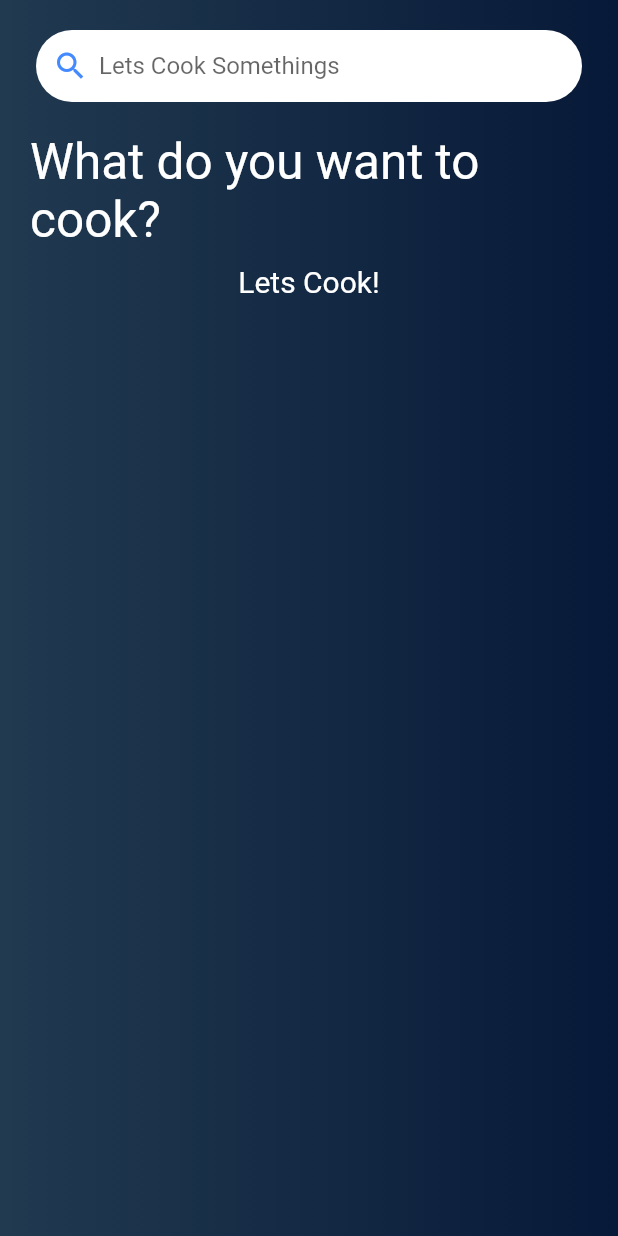
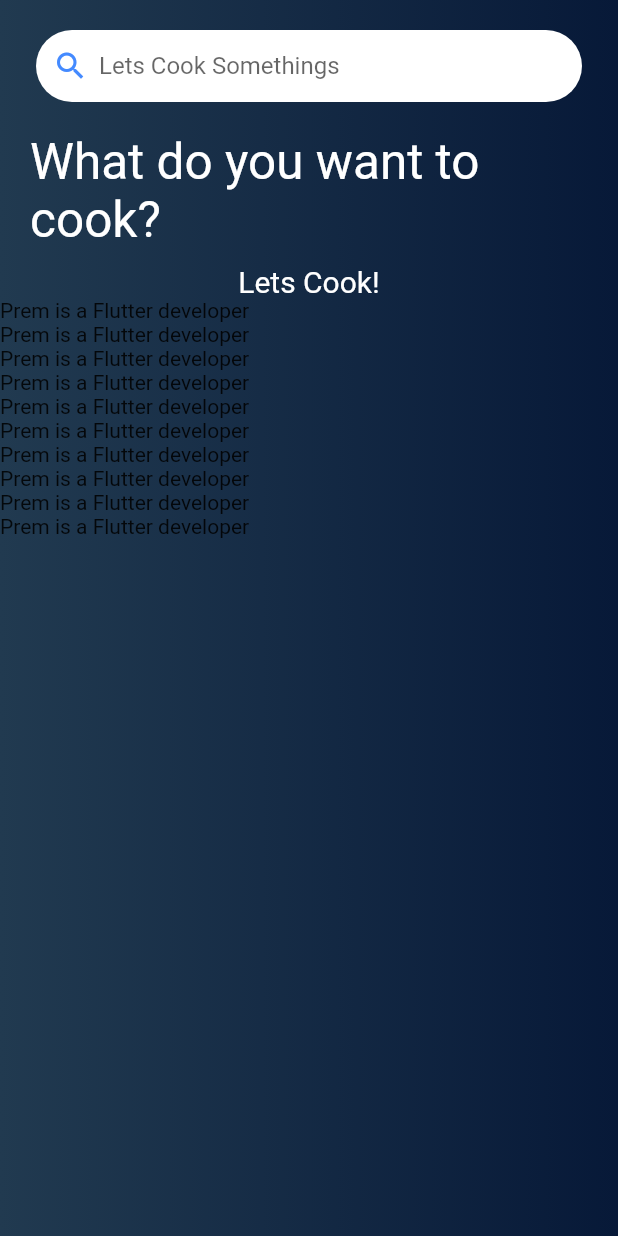
Before and after one commit to PremRai345/Foodie, a Flutter app: the screen it shows after launch, on a phone screen of 412 x 824 dp. Run offline on Flutter 3.47's test engine with Material 2 defaults, Android fonts, the phone set to English and light mode, and no system bars; network calls fail; Roboto replaces fonts that are missing (Poppins).

```diff
--- a/foodie/lib/home.dart
+++ b/foodie/lib/home.dart
@@ -59,7 +59,8 @@ class _HomeScreenState extends State<HomeScreen> {
               ),
             ),
           ),
-          Column(
+          SingleChildScrollView(
+            child: Column(
               children: [
                 SafeArea(
                   child: Container(
@@ -116,10 +117,24 @@ class _HomeScreenState extends State<HomeScreen> {
                     ],
                   ),
                 ),
+                Container(
+                  child: ListView.builder(
+                    physics: const NeverScrollableScrollPhysics(),
+                      shrinkWrap: true,
+                      itemCount: 10,
+                      itemBuilder: (context, index) {
+                        return PremText();
+                      }),
+                ),
               ],
+            ),
           ),
         ],
       ),
     );
   }
 }
+
+Widget PremText() {
+  return const Text("Prem is a Flutter developer");
+}
```
Lines whose indentation alone changed are shown as unchanged.
